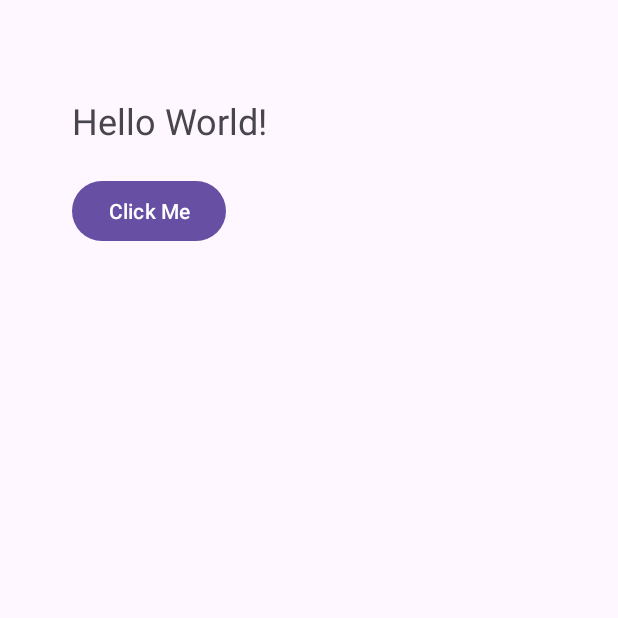
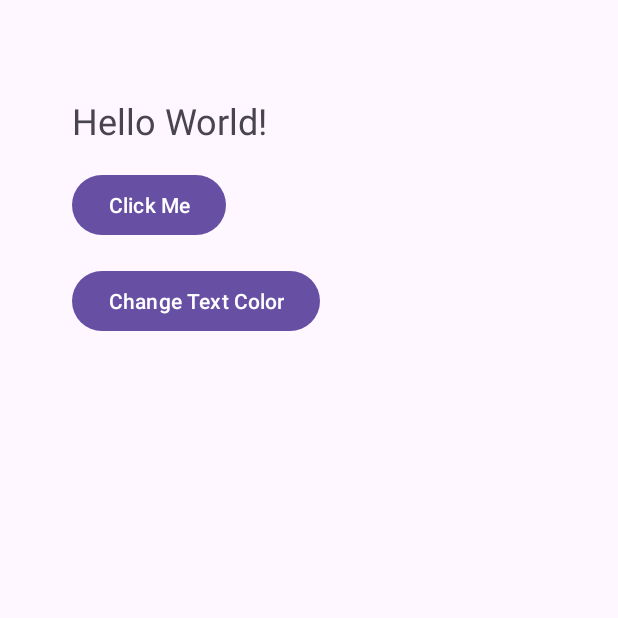
Before and after one commit to NikoDarchia-blck/MyApplication2, an Android app: the screen it shows after launch (MainActivity), on a phone screen of 412 x 824 dp, the top half of it. Run offline under Robolectric (Android 15) with nearby library versions, the phone set to English and light mode, and no system bars.

Commit message:
feat: second button changes TextView color

```diff
--- a/app/src/main/java/com/example/myapplication/MainActivity.kt
+++ b/app/src/main/java/com/example/myapplication/MainActivity.kt
@@ -1,22 +1,26 @@
 package com.example.myapplication
 
-import androidx.appcompat.app.AppCompatActivity
+import android.graphics.Color
 import android.os.Bundle
 import android.widget.Button
 import android.widget.TextView
+import androidx.appcompat.app.AppCompatActivity
 
 class MainActivity : AppCompatActivity() {
     override fun onCreate(savedInstanceState: Bundle?) {
         super.onCreate(savedInstanceState)
         setContentView(R.layout.activity_main)
 
-        // Find the TextView and Button from the layout
         val textView = findViewById<TextView>(R.id.textView)
         val button = findViewById<Button>(R.id.button)
+        val buttonColor = findViewById<Button>(R.id.buttonColor)
 
-        // Button click updates the TextView text
         button.setOnClickListener {
             textView.text = "Hello from the Button!"
         }
+
+        buttonColor.setOnClickListener {
+            textView.setTextColor(Color.parseColor("#FF5722"))
+        }
     }
 }
--- a/app/src/main/res/layout/activity_main.xml
+++ b/app/src/main/res/layout/activity_main.xml
@@ -24,5 +24,14 @@
         android:text="Click Me"
         app:layout_constraintTop_toBottomOf="@id/textView"
         app:layout_constraintStart_toStartOf="@id/textView"
-        android:layout_marginTop="20dp" />
+        android:layout_marginTop="16dp" />
+
+    <Button
+        android:id="@+id/buttonColor"
+        android:layout_width="wrap_content"
+        android:layout_height="wrap_content"
+        android:text="Change Text Color"
+        app:layout_constraintTop_toBottomOf="@id/button"
+        app:layout_constraintStart_toStartOf="@id/button"
+        android:layout_marginTop="16dp" />
 </androidx.constraintlayout.widget.ConstraintLayout>
```
